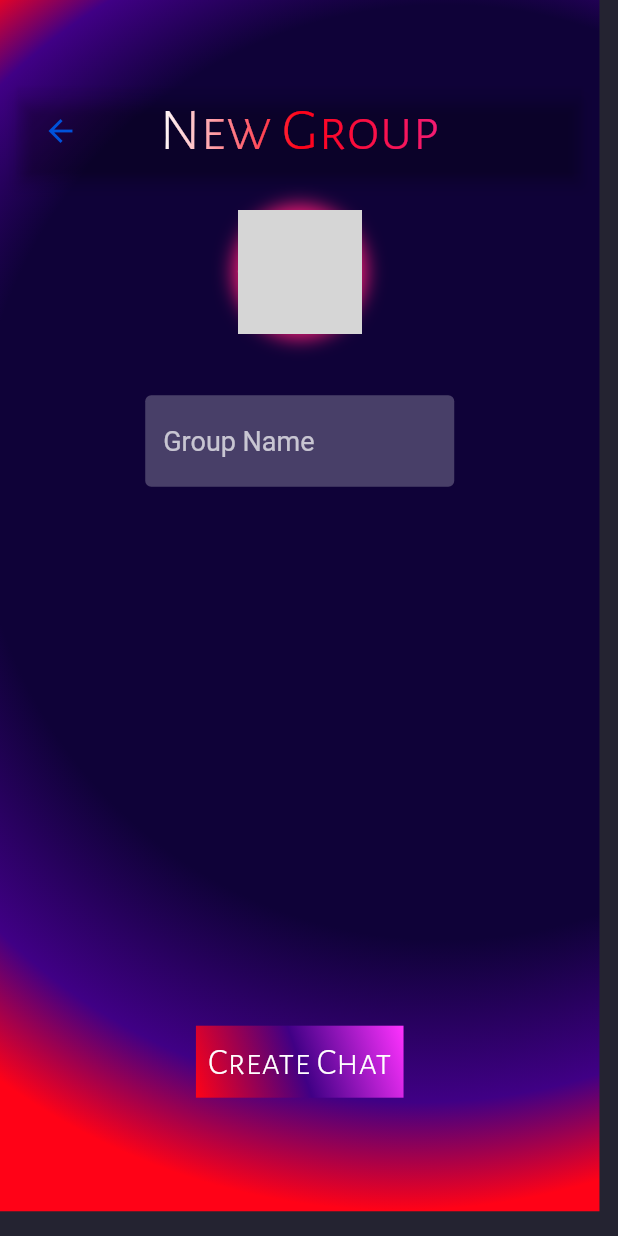
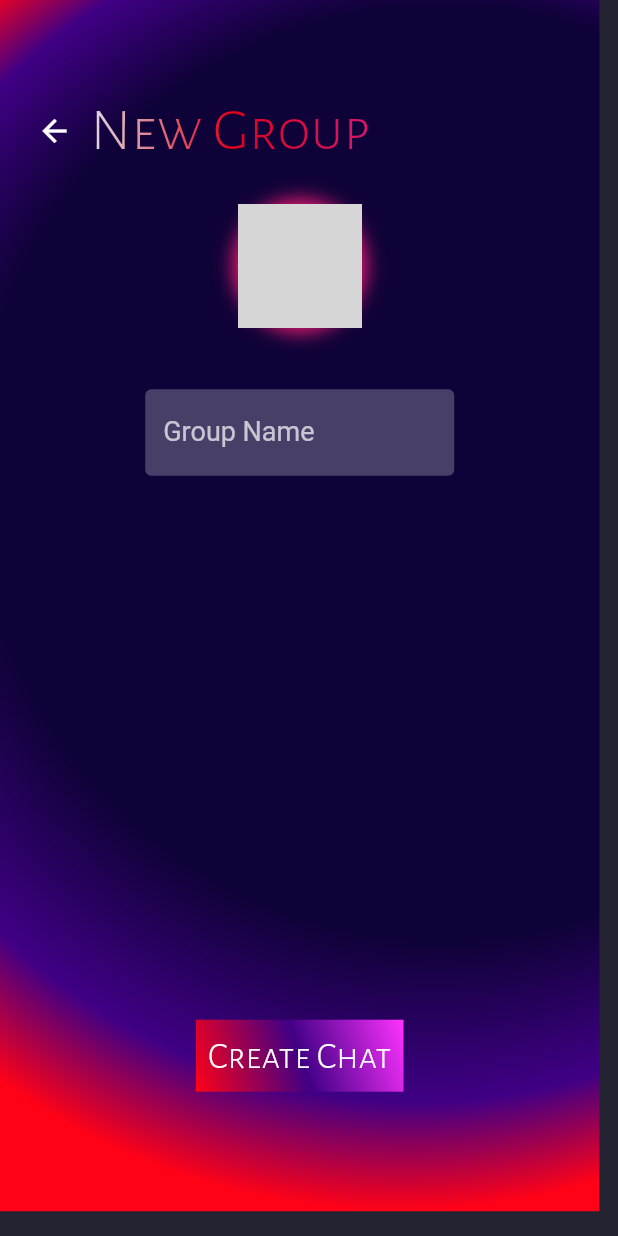
Before and after one commit to MeriDm7/chat_project_flutter, a Flutter app: the CreateGoupPage screen opened directly with empty values, on a phone screen of 412 x 824 dp. Run offline on Flutter 3.47's test engine with Material 2 defaults, Android fonts, the phone set to English and light mode, and no system bars; our stand-ins replace cloud_firestore, file_picker, firebase_auth, firebase_core, firebase_storage, flutter_keyboard_visibility and 3 more; accounts and stored records are empty; network calls fail; Roboto replaces fonts that are missing (th); grey boxes are pictures that could not be loaded.

Commit message:
Minor design changes. Profile photo bug added

```diff
--- a/lib/pages/chat_page.dart
+++ b/lib/pages/chat_page.dart
@@ -9,12 +9,14 @@ import 'package:chat/widgets/custom_list_view_tiles.dart';
 import 'package:chat/widgets/custom_input_fields.dart';
 import 'package:chat/widgets/gradient_button.dart';
 import 'package:chat/widgets/custom_colors.dart';
+import 'package:chat/services/navigation_service.dart';
 
 import 'package:chat/models/chat.dart';
 import 'package:chat/models/chat_message.dart';
 
 import 'package:chat/providers/authentication_provider.dart';
 import 'package:chat/providers/chat_page_provider.dart';
+import 'package:get_it/get_it.dart';
 
 class ChatPage extends StatefulWidget {
   final Chat chat;
@@ -36,12 +38,14 @@ class _ChatPageState extends State<ChatPage> {
 
   late GlobalKey<FormState> _messageFormState;
   late ScrollController _messagesListViewController;
+  late NavigationService _navigation;
 
   @override
   void initState() {
     super.initState();
     _messageFormState = GlobalKey<FormState>();
     _messagesListViewController = ScrollController();
+    _navigation = GetIt.instance.get<NavigationService>();
   }
 
   @override
@@ -147,7 +151,7 @@ class _ChatPageState extends State<ChatPage> {
             color: Color.fromRGBO(255, 255, 255, 1.0),
           ),
           onPressed: () {
-            _pageProvider.goBack();
+            _navigation.goBack();
           },
         ));
   }
--- a/lib/pages/create_group_page.dart
+++ b/lib/pages/create_group_page.dart
@@ -100,25 +100,7 @@ class _CreateGroupPageState extends State<CreateGoupPage> {
           mainAxisAlignment: MainAxisAlignment.center,
           crossAxisAlignment: CrossAxisAlignment.center,
           children: [
-            AppBar(
-              centerTitle: true,
-              title: GradientText(
-                'New Group',
-                style: const TextStyle(fontSize: 40, fontFamily: "it"),
-                gradient:
-                    LinearGradient(colors: [Colors.white, neored, neopink]),
-              ),
-              backgroundColor: Colors.transparent,
-              leading: IconButton(
-                icon: const Icon(
-                  Icons.arrow_back,
-                  color: Color.fromRGBO(0, 82, 218, 1.0),
-                ),
-                onPressed: () {
-                  _navigation.goBack();
-                },
-              ),
-            ),
+            _topBar(),
             SizedBox(
               height: _deviceHeight * 0.03,
               width: _deviceWidth * 0.7,
@@ -141,6 +123,26 @@ class _CreateGroupPageState extends State<CreateGoupPage> {
         ),
       ),
     );
+  }
+
+  Widget _topBar() {
+    return Container(
+        child: Row(children: [
+      IconButton(
+        icon: const Icon(
+          Icons.arrow_back,
+          color: Colors.white,
+        ),
+        onPressed: () {
+          _navigation.goBack();
+        },
+      ),
+      GradientText(
+        'New Group',
+        style: const TextStyle(fontSize: 40, fontFamily: "it"),
+        gradient: LinearGradient(colors: [Colors.white, neored, neopink]),
+      )
+    ]));
   }
 
   Widget _groupImageField() {
@@ -186,18 +188,24 @@ class _CreateGroupPageState extends State<CreateGoupPage> {
             mainAxisAlignment: MainAxisAlignment.spaceBetween,
             crossAxisAlignment: CrossAxisAlignment.center,
             children: [
-              CustomTextFormField(
-                  onSaved: (_value) {
-                    setState(() {
-                      _groupName = _value;
-                    });
-                  },
-                  regEx: r'.{2,}',
-                  hintText: "Group Name",
-                  obscureText: false),
+              _createChatForm(),
             ]),
       ),
     );
+  }
+
+  Widget _createChatForm() {
+    return SizedBox(
+        height: _deviceHeight * 0.07,
+        child: CustomTextFormField(
+            onSaved: (_value) {
+              setState(() {
+                _groupName = _value;
+              });
+            },
+            regEx: r'.{2,}',
+            hintText: "Group Name",
+            obscureText: false));
   }
 
   Widget _createChatButton() {
--- a/lib/providers/users_page_provider.dart
+++ b/lib/providers/users_page_provider.dart
@@ -142,4 +142,6 @@ class UsersPageProvider extends ChangeNotifier {
       print(e);
     }
   }
+
+  void goBack() {}
 }
```
Also changed, not shown: lib/pages/home_page.dart (+18 -3 lines), lib/pages/personal_page.dart (+118 -4 lines).
